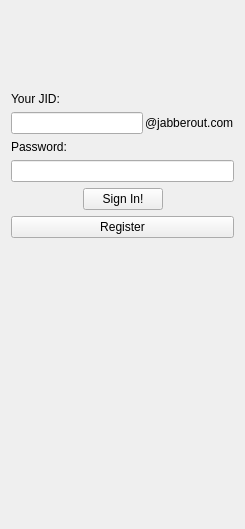
Above: src/tools/yastuff/yaloginpage.ui from AlekSi/Jabbin before the change. Below: the same form after it.
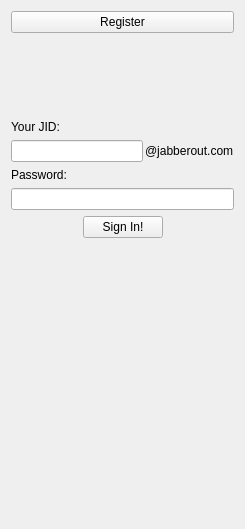
That is the form after the change. Custom widgets are drawn as their Qt base class.

Patch:
```diff
--- a/src/tools/yastuff/yaloginpage.ui
+++ b/src/tools/yastuff/yaloginpage.ui
@@ -13,6 +13,13 @@
    <string>Form</string>
   </property>
   <layout class="QVBoxLayout" name="verticalLayout" >
+   <item>
+    <widget class="YaLinkButton" name="registerButton" >
+     <property name="text" >
+      <string>Register</string>
+     </property>
+    </widget>
+   </item>
    <item>
     <widget class="QLabel" name="errorLabel" >
      <property name="minimumSize" >
@@ -187,13 +194,6 @@
      </item>
     </layout>
    </item>
-   <item>
-    <widget class="YaLinkButton" name="registerButton" >
-     <property name="text" >
-      <string>Register</string>
-     </property>
-    </widget>
-   </item>
    <item>
     <spacer>
      <property name="orientation" >
```
